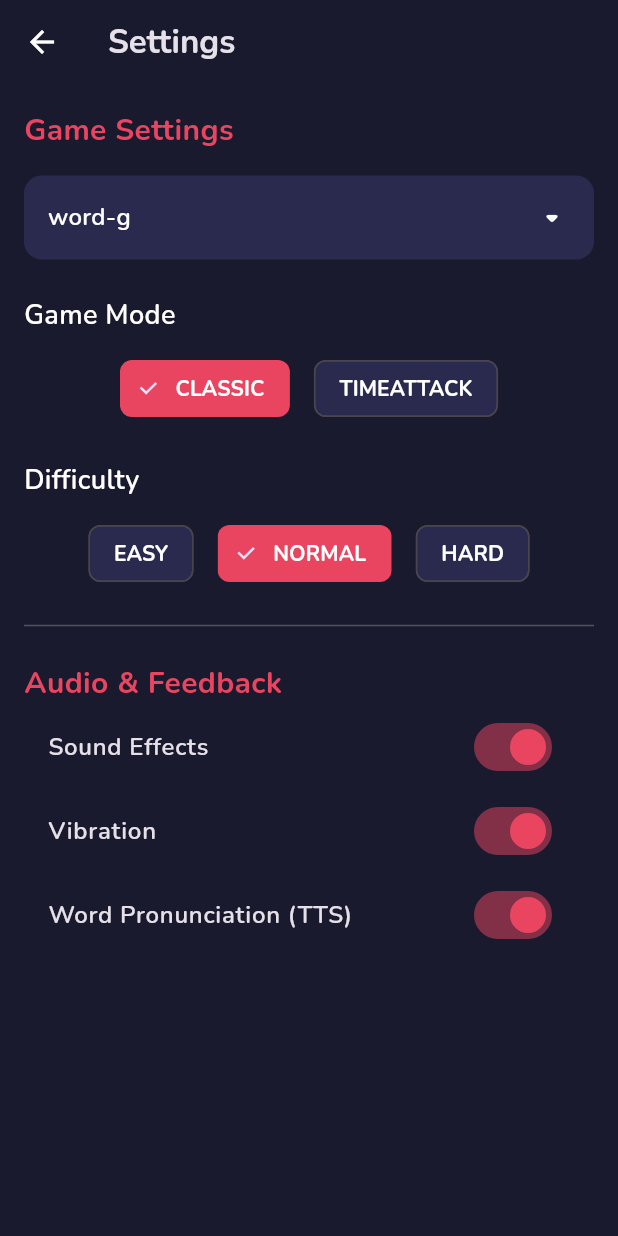
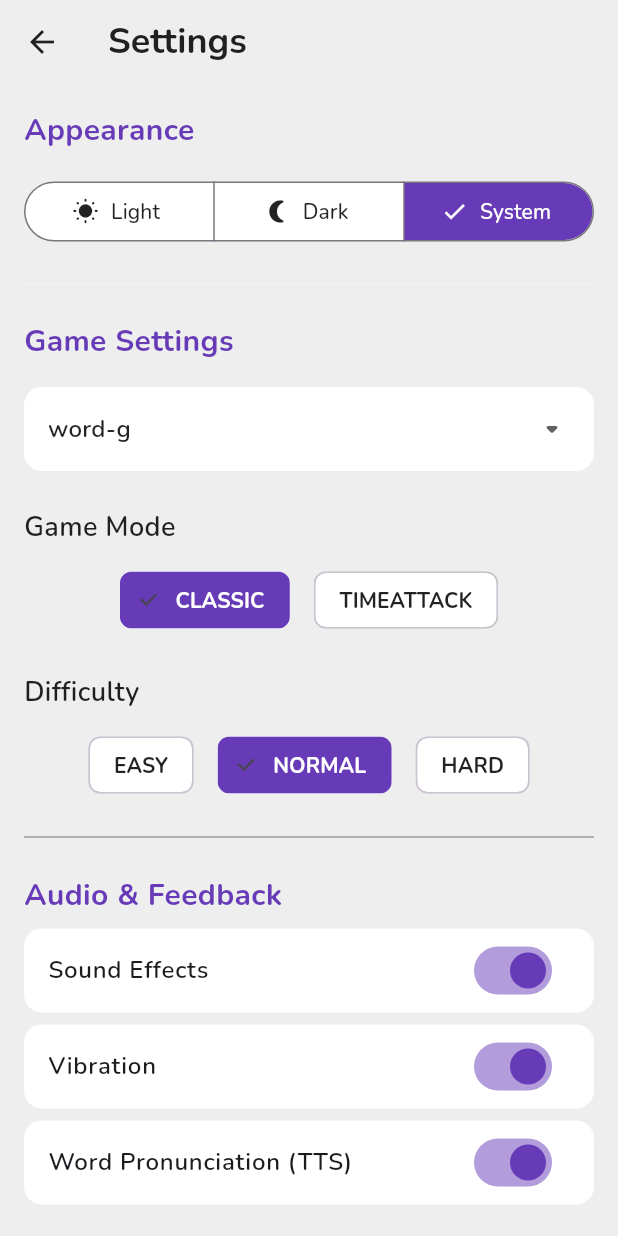
Before and after one commit to zhiwu2006/wordgame, a Flutter app: the SettingsScreen screen opened directly, on a phone screen of 412 x 824 dp. Run offline on Flutter 3.47's test engine with Material 3 defaults, Android fonts, the phone set to English and light mode, and no system bars; our stand-ins replace audioplayers, flutter_tts, google_fonts, shared_preferences, vibration; accounts and stored records are empty.

Commit message:
feat: Implement theme switching for light and dark modes

```diff
--- a/word_match_game_flutter/lib/main.dart
+++ b/word_match_game_flutter/lib/main.dart
@@ -420,21 +420,50 @@ void main() {
   );
 }
 
-class WordMatchGame extends StatelessWidget {
-  const WordMatchGame({super.key});
+// ------------------- Themes -------------------
+class AppThemes {
+  static final ThemeData lightTheme = ThemeData(
+    brightness: Brightness.light,
+    scaffoldBackgroundColor: Colors.grey[200],
+    cardColor: Colors.white,
+    primaryColor: Colors.deepPurple,
+    colorScheme: ColorScheme.fromSeed(seedColor: Colors.deepPurple),
+    textTheme: GoogleFonts.nunitoTextTheme(ThemeData.light().textTheme).apply(
+      bodyColor: Colors.black87,
+      displayColor: Colors.black87,
+    ),
+    elevatedButtonTheme: ElevatedButtonThemeData(
+      style: ElevatedButton.styleFrom(
+        backgroundColor: Colors.deepPurple,
+        foregroundColor: Colors.white,
+        shape: RoundedRectangleBorder(borderRadius: BorderRadius.circular(12)),
+        padding: const EdgeInsets.symmetric(horizontal: 24, vertical: 16),
+        textStyle: GoogleFonts.nunito(fontWeight: FontWeight.bold, fontSize: 16),
+      ),
+    ),
+    iconButtonTheme: IconButtonThemeData(
+      style: IconButton.styleFrom(
+        foregroundColor: Colors.black87,
+      ),
+    ),
+    appBarTheme: AppBarTheme(
+      backgroundColor: Colors.transparent,
+      elevation: 0,
+      titleTextStyle: GoogleFonts.nunito(fontWeight: FontWeight.bold, fontSize: 24, color: Colors.black87),
+      iconTheme: IconThemeData(color: Colors.black87),
+    ),
+  );
 
-  @override
-  Widget build(BuildContext context) {
-    final textTheme = GoogleFonts.nunitoTextTheme(Theme.of(context).textTheme);
-
-    return MaterialApp(
-      title: 'Word Match Game',
-      theme: ThemeData(
+  static final ThemeData darkTheme = ThemeData(
     brightness: Brightness.dark,
     scaffoldBackgroundColor: const Color(0xFF1A1A2E),
     cardColor: const Color(0xFF2A2A4E),
     primaryColor: const Color(0xFFE94560),
-        textTheme: textTheme.apply(bodyColor: Colors.white, displayColor: Colors.white),
+    colorScheme: ColorScheme.fromSeed(seedColor: const Color(0xFFE94560), brightness: Brightness.dark),
+    textTheme: GoogleFonts.nunitoTextTheme(ThemeData.dark().textTheme).apply(
+      bodyColor: Colors.white,
+      displayColor: Colors.white,
+    ),
     elevatedButtonTheme: ElevatedButtonThemeData(
       style: ElevatedButton.styleFrom(
         backgroundColor: const Color(0xFFE94560),
@@ -447,9 +476,29 @@ class WordMatchGame extends StatelessWidget {
     iconButtonTheme: IconButtonThemeData(
       style: IconButton.styleFrom(
         foregroundColor: Colors.white,
-          )
-        )
       ),
+    ),
+    appBarTheme: AppBarTheme(
+      backgroundColor: Colors.transparent,
+      elevation: 0,
+      titleTextStyle: GoogleFonts.nunito(fontWeight: FontWeight.bold, fontSize: 24, color: Colors.white),
+      iconTheme: IconThemeData(color: Colors.white),
+    ),
+  );
+}
+
+class WordMatchGame extends StatelessWidget {
+  const WordMatchGame({super.key});
+
+  @override
+  Widget build(BuildContext context) {
+    final settings = context.watch<SettingsProvider>();
+
+    return MaterialApp(
+      title: 'Word Match Game',
+      theme: AppThemes.lightTheme,
+      darkTheme: AppThemes.darkTheme,
+      themeMode: settings.themeMode,
       home: const GameScreen(),
     );
   }
@@ -464,15 +513,7 @@ class GameScreen extends StatelessWidget {
     final isPlaying = game.gameState == GameState.playing;
 
     return Scaffold(
-      body: Container(
-        decoration: const BoxDecoration(
-          gradient: LinearGradient(
-            colors: [Color(0xFF1A1A2E), Color(0xFF16213E)],
-            begin: Alignment.topLeft,
-            end: Alignment.bottomRight,
-          ),
-        ),
-        child: SafeArea(
+      body: SafeArea(
           child: Column(
             children: [
               if (!isPlaying)
@@ -514,7 +555,6 @@ class GameScreen extends StatelessWidget {
               if (game.gameState == GameState.finished)
                 Expanded(child: GameFinishedView()),
             ],
-          ),
           ),
         ),
       floatingActionButton: isPlaying
@@ -615,8 +655,8 @@ class StatCard extends StatelessWidget {
 
   @override
   Widget build(BuildContext context) {
+    final theme = Theme.of(context);
     return Card(
-      color: const Color(0xFF2A2A4E).withOpacity(0.8),
       shape: RoundedRectangleBorder(borderRadius: BorderRadius.circular(16)),
       child: Padding(
         padding: const EdgeInsets.symmetric(horizontal: 24, vertical: 16),
@@ -624,8 +664,8 @@ class StatCard extends StatelessWidget {
           children: [
             Icon(icon, color: color, size: 32),
             const SizedBox(height: 8),
-            Text(value, style: GoogleFonts.nunito(fontSize: 28, fontWeight: FontWeight.bold, color: Colors.white)),
-            Text(label, style: GoogleFonts.nunito(fontSize: 14, color: Colors.white70)),
+            Text(value, style: GoogleFonts.nunito(fontSize: 28, fontWeight: FontWeight.bold, color: theme.textTheme.bodyLarge?.color)),
+            Text(label, style: GoogleFonts.nunito(fontSize: 14, color: theme.textTheme.bodyMedium?.color)),
           ],
         ),
       ),
@@ -737,23 +777,44 @@ class SettingsScreen extends StatelessWidget {
   Widget build(BuildContext context) {
     final settings = context.watch<SettingsProvider>();
     final game = context.watch<GameController>();
+    final theme = Theme.of(context);
 
     return Scaffold(
       appBar: AppBar(
-        title: Text('Settings', style: GoogleFonts.nunito(fontWeight: FontWeight.bold)),
+        title: Text('Settings', style: theme.appBarTheme.titleTextStyle),
         backgroundColor: Colors.transparent,
         elevation: 0,
+        iconTheme: theme.appBarTheme.iconTheme,
       ),
-      backgroundColor: const Color(0xFF1A1A2E),
       body: ListView(
         padding: const EdgeInsets.all(16.0),
         children: [
-          Text('Game Settings', style: GoogleFonts.nunito(fontSize: 20, fontWeight: FontWeight.bold, color: const Color(0xFFE94560))),
+          Text('Appearance', style: GoogleFonts.nunito(fontSize: 20, fontWeight: FontWeight.bold, color: theme.primaryColor)),
+          const SizedBox(height: 16),
+          SegmentedButton<ThemeMode>(
+            segments: const [
+              ButtonSegment(value: ThemeMode.light, label: Text('Light'), icon: Icon(Icons.wb_sunny_rounded)),
+              ButtonSegment(value: ThemeMode.dark, label: Text('Dark'), icon: Icon(Icons.nightlight_round)),
+              ButtonSegment(value: ThemeMode.system, label: Text('System'), icon: Icon(Icons.brightness_auto_rounded)),
+            ],
+            selected: {settings.themeMode},
+            onSelectionChanged: (newSelection) {
+              settings.setThemeMode(newSelection.first);
+            },
+            style: SegmentedButton.styleFrom(
+              backgroundColor: theme.cardColor,
+              foregroundColor: theme.textTheme.bodyLarge?.color,
+              selectedBackgroundColor: theme.primaryColor,
+              selectedForegroundColor: theme.colorScheme.onPrimary,
+            ),
+          ),
+          const Divider(height: 48, color: Colors.white24),
+          Text('Game Settings', style: GoogleFonts.nunito(fontSize: 20, fontWeight: FontWeight.bold, color: theme.primaryColor)),
           const SizedBox(height: 16),
           Container(
             padding: const EdgeInsets.symmetric(horizontal: 16, vertical: 4),
             decoration: BoxDecoration(
-              color: const Color(0xFF2A2A4E),
+              color: theme.cardColor,
               borderRadius: BorderRadius.circular(12),
             ),
             child: DropdownButton<String>(
@@ -766,11 +827,11 @@ class SettingsScreen extends StatelessWidget {
               items: game.wordLists.keys.map<DropdownMenuItem<String>>((String key) {
                 return DropdownMenuItem<String>(
                   value: key,
-                  child: Text(key, style: GoogleFonts.nunito(color: Colors.white, fontWeight: FontWeight.w600)),
+                  child: Text(key, style: GoogleFonts.nunito(fontWeight: FontWeight.w600)),
                 );
               }).toList(),
-              dropdownColor: const Color(0xFF2A2A4E),
-              icon: const Icon(Icons.arrow_drop_down_rounded, color: Colors.white),
+              dropdownColor: theme.cardColor,
+              icon: const Icon(Icons.arrow_drop_down_rounded),
               isExpanded: true,
               underline: const SizedBox(),
             ),
@@ -792,10 +853,10 @@ class SettingsScreen extends StatelessWidget {
                       game.setGameMode(mode);
                     }
                   },
-                  backgroundColor: const Color(0xFF2A2A4E),
-                  selectedColor: const Color(0xFFE94560),
+                  backgroundColor: theme.cardColor,
+                  selectedColor: theme.primaryColor,
                   labelStyle: GoogleFonts.nunito(
-                    color: Colors.white,
+                    color: isSelected ? theme.colorScheme.onPrimary : theme.textTheme.bodyLarge?.color,
                     fontWeight: FontWeight.bold,
                   ),
                 ),
@@ -819,35 +880,44 @@ class SettingsScreen extends StatelessWidget {
                       game.setDifficulty(difficulty);
                     }
                   },
-                  backgroundColor: const Color(0xFF2A2A4E),
-                  selectedColor: const Color(0xFFE94560),
+                  backgroundColor: theme.cardColor,
+                  selectedColor: theme.primaryColor,
                   labelStyle: GoogleFonts.nunito(
-                    color: Colors.white,
+                    color: isSelected ? theme.colorScheme.onPrimary : theme.textTheme.bodyLarge?.color,
                     fontWeight: FontWeight.bold,
                   ),
                 ),
               );
             }).toList(),
           ),
-          const Divider(height: 48, color: Colors.white24),
-          Text('Audio & Feedback', style: GoogleFonts.nunito(fontSize: 20, fontWeight: FontWeight.bold, color: const Color(0xFFE94560))),
+          const Divider(height: 48, color: Colors.grey),
+          Text('Audio & Feedback', style: GoogleFonts.nunito(fontSize: 20, fontWeight: FontWeight.bold, color: theme.primaryColor)),
+          const SizedBox(height: 8),
           SwitchListTile(
             title: Text('Sound Effects', style: GoogleFonts.nunito(fontWeight: FontWeight.w600)),
             value: settings.soundEnabled,
             onChanged: (value) => settings.setSoundEnabled(value),
-            activeColor: const Color(0xFFE94560),
+            activeColor: theme.primaryColor,
+            tileColor: theme.cardColor,
+            shape: RoundedRectangleBorder(borderRadius: BorderRadius.circular(12)),
           ),
+          const SizedBox(height: 8),
           SwitchListTile(
             title: Text('Vibration', style: GoogleFonts.nunito(fontWeight: FontWeight.w600)),
             value: settings.vibrationEnabled,
             onChanged: (value) => settings.setVibrationEnabled(value),
-            activeColor: const Color(0xFFE94560),
+            activeColor: theme.primaryColor,
+            tileColor: theme.cardColor,
+            shape: RoundedRectangleBorder(borderRadius: BorderRadius.circular(12)),
           ),
+          const SizedBox(height: 8),
           SwitchListTile(
             title: Text('Word Pronunciation (TTS)', style: GoogleFonts.nunito(fontWeight: FontWeight.w600)),
             value: settings.ttsEnabled,
             onChanged: (value) => settings.setTtsEnabled(value),
-            activeColor: const Color(0xFFE94560),
+            activeColor: theme.primaryColor,
+            tileColor: theme.cardColor,
+            shape: RoundedRectangleBorder(borderRadius: BorderRadius.circular(12)),
           ),
         ],
       ),
@@ -858,13 +928,14 @@ class SettingsScreen extends StatelessWidget {
 class UnfamiliarWordsScreen extends StatelessWidget {
   @override
   Widget build(BuildContext context) {
+    final theme = Theme.of(context);
     return Scaffold(
       appBar: AppBar(
-        title: Text('Unfamiliar Words', style: GoogleFonts.nunito(fontWeight: FontWeight.bold)),
+        title: Text('Unfamiliar Words', style: theme.appBarTheme.titleTextStyle),
         backgroundColor: Colors.transparent,
         elevation: 0,
+        iconTheme: theme.appBarTheme.iconTheme,
       ),
-      backgroundColor: const Color(0xFF1A1A2E),
       body: Consumer<GameController>(
         builder: (context, game, child) {
           if (game.unfamiliarWords.isEmpty) {
@@ -872,11 +943,11 @@ class UnfamiliarWordsScreen extends StatelessWidget {
               child: Column(
                 mainAxisAlignment: MainAxisAlignment.center,
                 children: [
-                  Icon(Icons.sentiment_satisfied_alt_rounded, size: 80, color: Colors.white24),
+                  Icon(Icons.sentiment_satisfied_alt_rounded, size: 80, color: Colors.grey),
                   const SizedBox(height: 16),
                   Text(
                     'No unfamiliar words yet. Keep playing!',
-                    style: GoogleFonts.nunito(fontSize: 18, color: Colors.white54),
+                    style: GoogleFonts.nunito(fontSize: 18, color: Colors.grey),
                   ),
                 ],
               ),
@@ -889,13 +960,12 @@ class UnfamiliarWordsScreen extends StatelessWidget {
               final wordPair = game.unfamiliarWords[index];
               return Card(
                 margin: const EdgeInsets.symmetric(horizontal: 8, vertical: 4),
-                color: const Color(0xFF2A2A4E),
                 shape: RoundedRectangleBorder(borderRadius: BorderRadius.circular(12)),
                 child: ListTile(
-                  title: Text(wordPair.english, style: GoogleFonts.nunito(color: Colors.white, fontWeight: FontWeight.bold)),
-                  subtitle: Text(wordPair.chinese, style: GoogleFonts.nunito(color: Colors.white70)),
+                  title: Text(wordPair.english, style: GoogleFonts.nunito(fontWeight: FontWeight.bold)),
+                  subtitle: Text(wordPair.chinese),
                   trailing: IconButton(
-                    icon: const Icon(Icons.delete_outline_rounded, color: Color(0xFFE94560)),
+                    icon: Icon(Icons.delete_outline_rounded, color: theme.colorScheme.error),
                     onPressed: () {
                       game.removeUnfamiliarWord(wordPair);
                       ScaffoldMessenger.of(context).showSnackBar(
@@ -1018,13 +1088,14 @@ class GameGrid extends StatelessWidget {
   @override
   Widget build(BuildContext context) {
     final game = context.watch<GameController>();
+    final theme = Theme.of(context);
 
     if (game.gameState == GameState.paused) {
       return Center(
         child: Column(
           mainAxisSize: MainAxisSize.min,
           children: [
-            const Icon(Icons.pause_circle_filled_rounded, size: 80, color: Colors.white24),
+            Icon(Icons.pause_circle_filled_rounded, size: 80, color: theme.primaryColor.withOpacity(0.5)),
             const SizedBox(height: 20),
             ElevatedButton.icon(
               icon: const Icon(Icons.play_arrow_rounded),
@@ -1061,10 +1132,10 @@ class GameFinishedView extends StatelessWidget {
   @override
   Widget build(BuildContext context) {
     final game = context.watch<GameController>();
+    final theme = Theme.of(context);
 
     return Center(
       child: Card(
-        color: const Color(0xFF2A2A4E).withOpacity(0.8),
         shape: RoundedRectangleBorder(borderRadius: BorderRadius.circular(24)),
         elevation: 10,
         child: Padding(
@@ -1079,9 +1150,9 @@ class GameFinishedView extends StatelessWidget {
                   child: Text('New High Score!', style: GoogleFonts.nunito(fontSize: 22, color: Colors.greenAccent, fontWeight: FontWeight.bold)),
                 ),
               const SizedBox(height: 24),
-              Text('Your Score: ${game.score}', style: GoogleFonts.nunito(fontSize: 22, color: Colors.white)),
+              Text('Your Score: ${game.score}', style: GoogleFonts.nunito(fontSize: 22)),
               if (game.gameMode == GameMode.classic)
-                Text('Time: ${game.timerText}', style: GoogleFonts.nunito(fontSize: 18, color: Colors.white70)),
+                Text('Time: ${game.timerText}', style: GoogleFonts.nunito(fontSize: 18, color: theme.textTheme.bodyMedium?.color)),
               const SizedBox(height: 32),
               ElevatedButton.icon(
                 icon: const Icon(Icons.replay_rounded),
@@ -1178,7 +1249,7 @@ class _GameCardWidgetState extends State<GameCardWidget> with TickerProviderStat
             decoration: BoxDecoration(
               color: _getCardColor(context, status),
               borderRadius: BorderRadius.circular(12),
-              border: Border.all(color: _getBorderColor(status), width: status == CardStatus.selected ? 3 : 1),
+              border: Border.all(color: _getBorderColor(context, status), width: status == CardStatus.selected ? 3 : 1),
               boxShadow: [
                 if (status == CardStatus.matched)
                   BoxShadow(
@@ -1202,7 +1273,6 @@ class _GameCardWidgetState extends State<GameCardWidget> with TickerProviderStat
                   style: GoogleFonts.nunito(
                     fontSize: 15,
                     fontWeight: FontWeight.bold,
-                    color: Colors.white,
                   ),
                 ),
               ),
@@ -1214,20 +1284,22 @@ class _GameCardWidgetState extends State<GameCardWidget> with TickerProviderStat
   }
 
   Color _getCardColor(BuildContext context, CardStatus status) {
+    final theme = Theme.of(context);
     switch (status) {
       case CardStatus.selected:
-        return const Color(0xFFE94560);
+        return theme.primaryColor;
       case CardStatus.mismatched:
-        return Colors.redAccent;
+        return theme.colorScheme.error;
       default:
-        return const Color(0xFF2A2A4E);
+        return theme.cardColor;
     }
   }
 
-  Color _getBorderColor(CardStatus status) {
+  Color _getBorderColor(BuildContext context, CardStatus status) {
+    final theme = Theme.of(context);
     if (status == CardStatus.selected) {
-      return Colors.white;
+      return theme.colorScheme.onPrimary;
     }
-    return const Color(0xFF0F3460);
+    return theme.colorScheme.secondary.withOpacity(0.5);
   }
 }
--- a/word_match_game_flutter/lib/providers/settings_provider.dart
+++ b/word_match_game_flutter/lib/providers/settings_provider.dart
@@ -1,4 +1,5 @@
 import 'package:flutter/material.dart';
+import 'package:shared_preferences/shared_preferences.dart';
 import 'package:word_match_game_flutter/services/settings_service.dart';
 
 class SettingsProvider with ChangeNotifier {
@@ -7,10 +8,12 @@ class SettingsProvider with ChangeNotifier {
   bool _soundEnabled = true;
   bool _vibrationEnabled = true;
   bool _ttsEnabled = true;
+  ThemeMode _themeMode = ThemeMode.system;
 
   bool get soundEnabled => _soundEnabled;
   bool get vibrationEnabled => _vibrationEnabled;
   bool get ttsEnabled => _ttsEnabled;
+  ThemeMode get themeMode => _themeMode;
 
   SettingsProvider() {
     loadSettings();
@@ -20,6 +23,11 @@ class SettingsProvider with ChangeNotifier {
     _soundEnabled = await _settingsService.isSoundEnabled();
     _vibrationEnabled = await _settingsService.isVibrationEnabled();
     _ttsEnabled = await _settingsService.isTtsEnabled();
+
+    final prefs = await SharedPreferences.getInstance();
+    final themeIndex = prefs.getInt('theme_mode') ?? ThemeMode.system.index;
+    _themeMode = ThemeMode.values[themeIndex];
+
     notifyListeners();
   }
 
@@ -40,4 +48,11 @@ class SettingsProvider with ChangeNotifier {
     await _settingsService.setTtsEnabled(value);
     notifyListeners();
   }
+
+  Future<void> setThemeMode(ThemeMode mode) async {
+    _themeMode = mode;
+    final prefs = await SharedPreferences.getInstance();
+    await prefs.setInt('theme_mode', mode.index);
+    notifyListeners();
+  }
 }
```
Lines whose indentation alone changed are shown as unchanged.
